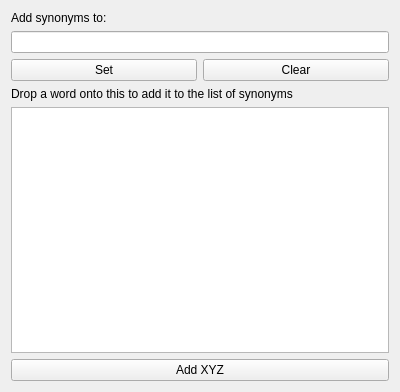
Old version of the form src/entry-dialogs/synonymwidget.ui in the repository KDE/parley.
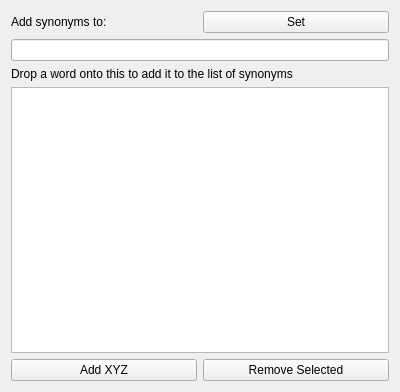
New version of the form.

Commit message: Allow to add synonyms in the gui.

What changed in the file:
```diff
--- a/src/entry-dialogs/synonymwidget.ui
+++ b/src/entry-dialogs/synonymwidget.ui
@@ -14,6 +14,8 @@
   </property>
   <layout class="QVBoxLayout" name="verticalLayout" >
    <item>
+    <layout class="QHBoxLayout" name="horizontalLayout" >
+     <item>
     <widget class="QLabel" name="translationLabel" >
      <property name="text" >
       <string>Add synonyms to:</string>
@@ -21,25 +23,20 @@
     </widget>
    </item>
    <item>
-    <widget class="QLineEdit" name="translationLineEdit" />
-   </item>
-   <item>
-    <layout class="QHBoxLayout" name="horizontalLayout" >
-     <item>
-      <widget class="QPushButton" name="pushButton_2" >
+      <widget class="QPushButton" name="setTranslationButton" >
        <property name="text" >
         <string>Set</string>
        </property>
       </widget>
      </item>
+    </layout>
+   </item>
      <item>
-      <widget class="QPushButton" name="pushButton" >
-       <property name="text" >
-        <string>Clear</string>
-       </property>
-      </widget>
-     </item>
-    </layout>
+    <widget class="QLineEdit" name="translationLineEdit" >
+     <property name="readOnly" >
+      <bool>true</bool>
+     </property>
+    </widget>
    </item>
    <item>
     <widget class="QLabel" name="dragLabel" >
@@ -52,14 +49,25 @@
     </widget>
    </item>
    <item>
-    <widget class="QListWidget" name="listWidget" />
+    <widget class="QListView" name="listView" />
    </item>
    <item>
-    <widget class="QPushButton" name="pushButton_3" >
+    <layout class="QHBoxLayout" name="horizontalLayout_2" >
+     <item>
+      <widget class="QPushButton" name="addToListButton" >
      <property name="text" >
       <string>Add XYZ</string>
      </property>
     </widget>
+     </item>
+     <item>
+      <widget class="QPushButton" name="removeFromListButton" >
+       <property name="text" >
+        <string>Remove Selected</string>
+       </property>
+      </widget>
+     </item>
+    </layout>
    </item>
   </layout>
  </widget>
```
Lines whose indentation alone changed are shown as unchanged. The commit also changes 4 other files.
